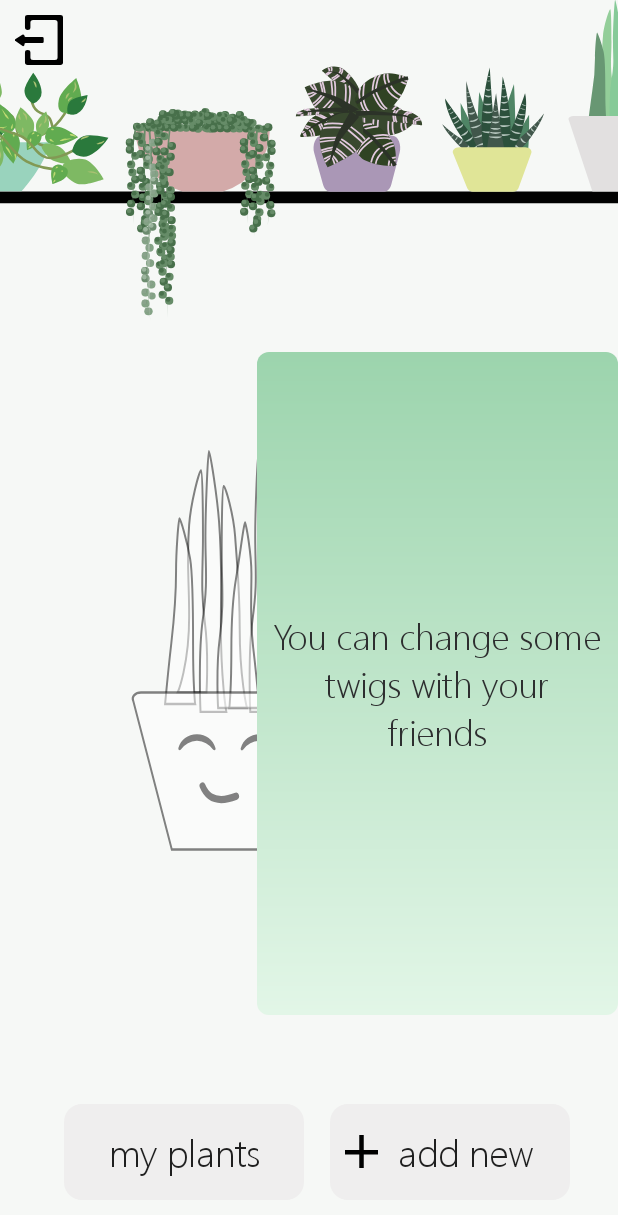
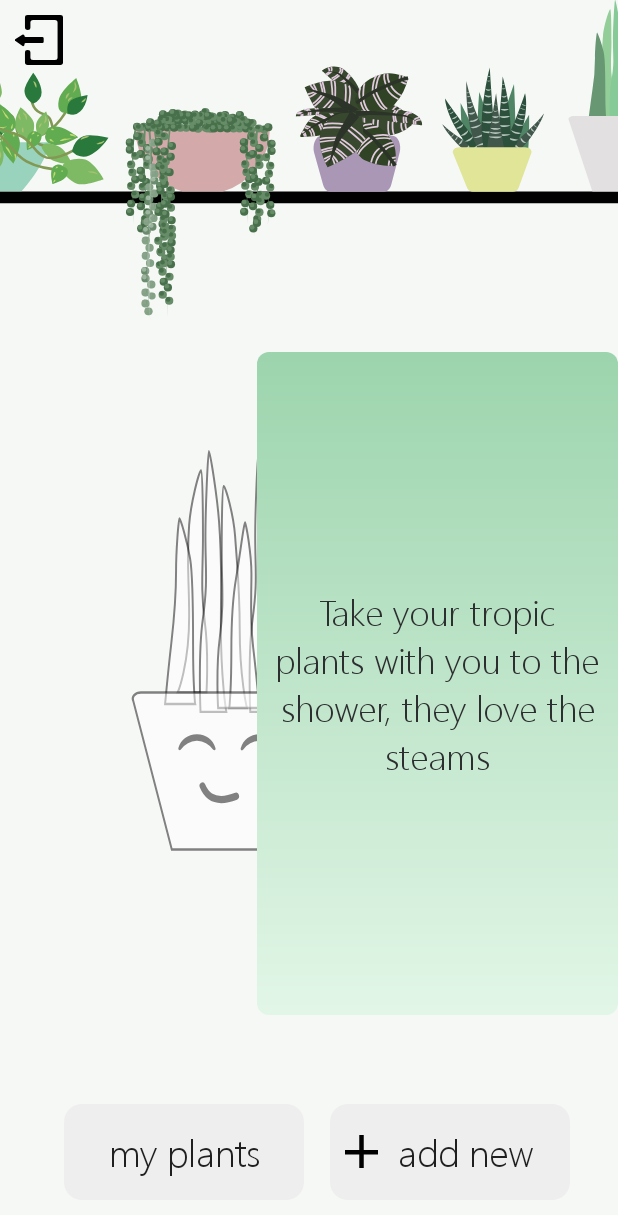
Before and after one commit to shellybekhor/Tropi, an Android app: the screen it shows after launch once a user with an empty profile is signed in (MainActivity), after a tap on an icon or button, on a phone screen of 412 x 824 dp. Shown: the top 1215 px of the screen. Run offline under Robolectric (Android 15) with nearby library versions, the phone set to English and light mode, and no system bars; our stand-ins replace Firebase (no records; nobody signed in at launch, a user with empty details on screens opened directly); libraries missing offline, so code that uses them is left out: com.facebook; 2 statements that could not run were skipped.

Commit message:
fixes in tasks 2

```diff
--- a/app/src/main/java/shellybekhor/tropi/MainActivity.java
+++ b/app/src/main/java/shellybekhor/tropi/MainActivity.java
@@ -39,6 +39,10 @@ import java.util.Random;
 public class MainActivity extends AppCompatActivity {
 
     public static final String EXTRA_USER_ID = "shellybekhor.tropi.extra.USERID";
+    public static final String SUCCULENT = "Succulent";
+    public static final String TROPIC = "Tropic";
+    public static final String SPICES = "Spice";
+    public static final String WELL_DONE = "Well done!";
     public static final int PLANT_REQUEST = 0;
     public static final int TIP_WIDTH = 170;
     public static final int REQUEST_CODE = 1;
@@ -47,6 +51,25 @@ public class MainActivity extends AppCompatActivity {
     String currentUserId;
     boolean tipOpen = false;
     boolean noPlants = true;
+
+
+    // TROPY TIPS //
+    public static final String TIP_1 = "You can water with a sprinkler!";
+    public static final String TIP_2 = "Clean your plants from dust, " +
+                                        "it makes them happier";
+    public static final String TIP_3 = "Don't forget to cut the dead leaves";
+    public static final String TIP_4 = "Take the plants to the sun for a few minutes, they love it";
+    public static final String TIP_5 = "You can change some twigs with your friends";
+    public static final String TIP_6 = "Use distilled water for once in a while";
+    public static final String TIP_7 = "Take your tropic plants with you to the shower, " +
+                                        "they love the steams";
+    public static final String TIP_8 = "Use big pots for your plants";
+    public static final String TIP_9 = "If your plants only grow upwards and not to the sides " +
+                                        "they need more sun!";
+    public static final String TIP_10 = "If you see pests on the plant, take them off and spray" +
+                                        "with water and soap";
+
+
     /**
      * This hash map holds the different categories and an int representing
      * if they have a relevant task open (=1) or not(=0).
@@ -61,12 +84,29 @@ public class MainActivity extends AppCompatActivity {
 
         mDatabase = FirebaseDatabase.getInstance().getReference();
         mAuth = FirebaseAuth.getInstance();
-        currentTasks.put("Succulent", 0);
-        currentTasks.put("Tropic", 0);
-        currentTasks.put("Spice", 0);
+        currentTasks.put(SUCCULENT, 0);
+        currentTasks.put(TROPIC, 0);
+        currentTasks.put(SPICES, 0);
+        initWateredToday();
         connectUser();
         getPlantsDatabase();
         addListenerOnTasks();
+    }
+
+    private void initWateredToday() {
+        Succulent succulent = new Succulent();
+        updatePlantWateredToday(succulent);
+        Tropic tropic = new Tropic();
+        updatePlantWateredToday(tropic);
+        Spices spices = new Spices();
+        updatePlantWateredToday(spices);
+    }
+
+    private void updatePlantWateredToday(Plant plant) {
+        if (plant.isWateredToday() &&
+                plant.getLastWatering() != Calendar.getInstance()) {
+            plant.setWateredToday(false);
+        }
     }
 
 
@@ -123,10 +163,13 @@ public class MainActivity extends AppCompatActivity {
             public void onClick(View v) {
                 if (((CheckBox) v).isChecked()) {
                     Toast.makeText(MainActivity.this,
-                            "Well done!", Toast.LENGTH_LONG).show();
+                            WELL_DONE, Toast.LENGTH_LONG).show();
                      v.setVisibility(View.INVISIBLE);
                     final TextView text = findViewById(R.id.taskTextSucculent);
                     text.setVisibility(View.INVISIBLE);
+                    Succulent succulent = new Succulent();
+                    succulent.setWateredToday(true);
+                    currentTasks.put(SUCCULENT, 0);
                     if (isEmptyCheckList()) {
                         setEmptyCheckList();
                     }
@@ -143,10 +186,13 @@ public class MainActivity extends AppCompatActivity {
             public void onClick(View v) {
                 if (((CheckBox) v).isChecked()) {
                     Toast.makeText(MainActivity.this,
-                            "Well done!", Toast.LENGTH_LONG).show();
+                            WELL_DONE, Toast.LENGTH_LONG).show();
                     v.setVisibility(View.INVISIBLE);
                     final TextView text = findViewById(R.id.taskTextTropic);
                     text.setVisibility(View.INVISIBLE);
+                    Tropic tropic = new Tropic();
+                    tropic.setWateredToday(true);
+                    currentTasks.put(TROPIC, 0);
                     if (isEmptyCheckList()) {
                         setEmptyCheckList();
                     }
@@ -163,10 +209,13 @@ public class MainActivity extends AppCompatActivity {
             public void onClick(View v) {
                 if (((CheckBox) v).isChecked()) {
                     Toast.makeText(MainActivity.this,
-                            "Well done!", Toast.LENGTH_LONG).show();
+                            WELL_DONE, Toast.LENGTH_LONG).show();
                     v.setVisibility(View.INVISIBLE);
                     final TextView text = findViewById(R.id.taskTextSpices);
                     text.setVisibility(View.INVISIBLE);
+                    Spices spice = new Spices();
+                    spice.setWateredToday(true);
+                    currentTasks.put(SPICES, 0);
                     if (isEmptyCheckList()) {
                         setEmptyCheckList();
                     }
@@ -189,38 +238,40 @@ public class MainActivity extends AppCompatActivity {
         Plant categorizedPlant = null;
         switch (categoryName)
         {
-            case "Succulent":
+            case SUCCULENT:
                 categorizedPlant = new Succulent();
                 break;
-            case "Tropic":
+            case TROPIC:
                 categorizedPlant = new Tropic();
                 break;
-            case "Spice":
+            case SPICES:
                categorizedPlant = new Spices();
                 break;
-
         }
         return categorizedPlant;
     }
 
     private void setTask(String categoryName) {
 
+        // if there's already a task  in this category do nothing
         if (currentTasks.get(categoryName) == 1) { return; }
-        Plant categorizedPlant = getCategorizedPlant(categoryName);
 
         // if today is the day - create task and add it
-        // todo - fix logic with dates.
+        Plant plant = getCategorizedPlant(categoryName);
         Calendar todayDate = Calendar.getInstance();
-        if (categorizedPlant.getLastWatering() == null) {
-            categorizedPlant.setLastWatering(todayDate);
+        if (plant.getLastWatering() == null) {
+            plant.setLastWatering(todayDate);
         }
 
-        long diff = todayDate.getTimeInMillis() - categorizedPlant.getLastWatering().getTimeInMillis();
+        // check date
+        long diff = todayDate.getTimeInMillis() -
+                plant.getLastWatering().getTimeInMillis();
         float daysDiff = (float) diff / (24 * 60 * 60 * 1000);
-        if ((daysDiff >= categorizedPlant.getDaysBetweenWatering()) || (daysDiff == 0)) { // todo
-            Task task = new Task(categoryName, categorizedPlant.getGlassesPerWatering());
+        if (((daysDiff >= plant.getDaysBetweenWatering()) || (daysDiff == 0)) // todo remove 2nd part
+                && (!plant.isWateredToday())) {
+            Task task = new Task(categoryName, plant.getGlassesPerWatering());
             addTaskToScroll(task);
-            categorizedPlant.setLastWatering(Calendar.getInstance());
+            plant.setLastWatering(Calendar.getInstance());
             currentTasks.put(categoryName, 1);
         }
     }
@@ -273,7 +324,7 @@ public class MainActivity extends AppCompatActivity {
 
     public void goToMyPlants(View view) {
         Intent intent;
-        if (noPlants){
+        if (noPlants) {
             intent = new Intent(this, NoPlantsActivity.class);
         }
         else {
@@ -302,7 +353,7 @@ public class MainActivity extends AppCompatActivity {
             text.setText(R.string.tip_title);
             tipOpen = false;
         }
-        else{
+        else {
             params.width += TIP_WIDTH;
             text.setText(randomTip());
             tipOpen = true;
@@ -312,12 +363,7 @@ public class MainActivity extends AppCompatActivity {
 
     private String randomTip(){
         Random r = new Random();
-        String[] tips = {"You can water with a sprinkler!",
-            "Sometimes clean your plants from dust, it makes them happier",
-            "Don't forget to cut the dead leaves",
-            "Take your plants to the sun for a few minutes sometimes",
-            "You can change some twigs with your friends",
-            "You can water with distilled water sometimes"};
+        String[] tips = {TIP_1, TIP_2, TIP_3, TIP_4, TIP_5, TIP_6, TIP_7, TIP_8, TIP_9, TIP_10};
         int i = r.nextInt(tips.length);
         return tips[i];
     }
--- a/app/src/main/java/shellybekhor/tropi/Plants/Plant.java
+++ b/app/src/main/java/shellybekhor/tropi/Plants/Plant.java
@@ -10,23 +10,27 @@ import java.util.Calendar;
 @SuppressWarnings("serial")
 public class Plant implements Serializable {
 
+    public static final String[] CATEGORIES = {"Succulent", "Tropic", "Spice"};
     private int category;
     private int daysBetweenWatering;
     private int glassesPerWatering;
     private Calendar lastWatering;
-    public static final String[] CATEGORIES = {"Succulent", "Tropic", "Spice"};
+    private Calendar birthDate;
+    private boolean wateredToday;
 
 
-    public Plant(){
-        lastWatering = Calendar.getInstance();
-    }
+//    public Plant(){
+//        lastWatering = Calendar.getInstance();
+//    }
 
     public Plant(int category, int wateringPerWeek, int litersPerWatering)
     {
         this.category = category;
         daysBetweenWatering = wateringPerWeek;
         glassesPerWatering = litersPerWatering;
-        lastWatering = Calendar.getInstance();
+        birthDate = Calendar.getInstance();
+        lastWatering = null;
+        wateredToday = false;
     }
 
     public Calendar getLastWatering() {
@@ -61,4 +65,19 @@ public class Plant implements Serializable {
         this.glassesPerWatering = glassesPerWatering;
     }
 
+    public boolean isWateredToday() {
+        return wateredToday;
+    }
+
+    public void setWateredToday(boolean wateredToday) {
+        this.wateredToday = wateredToday;
+    }
+
+    public Calendar getBirthDate() {
+        return birthDate;
+    }
+
+    public void setBirthDate(Calendar birthDate) {
+        this.birthDate = birthDate;
+    }
 }
```
